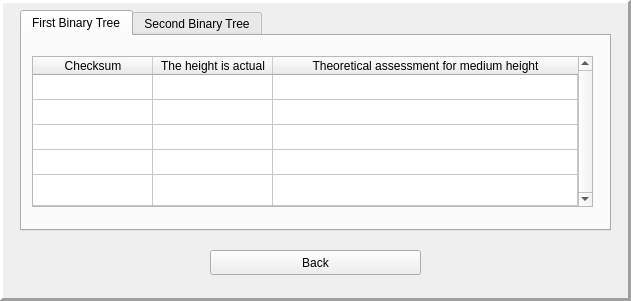
Before: the Qt Designer form Windows/WindowStatistics.ui in Falck2881/SearchAccount, drawn with Qt 5.
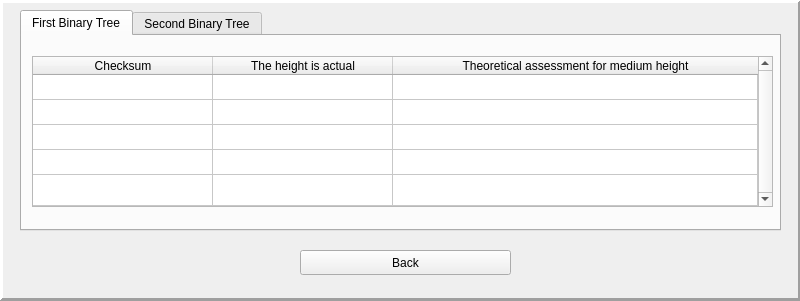
After: the same form once the commit is applied. The open tabs and pages were chosen to show the change. Icons and pictures are not drawn.

Commit message: Fixed windows Display and Statistics

Patch:
```diff
--- a/Windows/WindowStatistics.ui
+++ b/Windows/WindowStatistics.ui
@@ -6,7 +6,7 @@
    <rect>
     <x>0</x>
     <y>0</y>
-    <width>631</width>
+    <width>800</width>
     <height>301</height>
    </rect>
   </property>
@@ -18,7 +18,7 @@
   </property>
   <property name="maximumSize">
    <size>
-    <width>631</width>
+    <width>800</width>
     <height>301</height>
    </size>
   </property>
@@ -35,7 +35,7 @@
     <rect>
      <x>0</x>
      <y>0</y>
-     <width>631</width>
+     <width>801</width>
      <height>301</height>
     </rect>
    </property>
@@ -53,7 +53,7 @@
      <rect>
       <x>20</x>
       <y>10</y>
-      <width>591</width>
+      <width>761</width>
       <height>221</height>
      </rect>
     </property>
@@ -71,7 +71,7 @@
     </property>
     <property name="maximumSize">
      <size>
-      <width>591</width>
+      <width>800</width>
       <height>221</height>
      </size>
     </property>
@@ -111,7 +111,7 @@
        <rect>
         <x>10</x>
         <y>20</y>
-        <width>561</width>
+        <width>741</width>
         <height>151</height>
        </rect>
       </property>
@@ -134,7 +134,7 @@
        <bool>false</bool>
       </attribute>
       <attribute name="horizontalHeaderDefaultSectionSize">
-       <number>120</number>
+       <number>180</number>
       </attribute>
       <attribute name="horizontalHeaderHighlightSections">
        <bool>false</bool>
@@ -346,7 +346,7 @@
    <widget class="QPushButton" name="backButton">
     <property name="geometry">
      <rect>
-      <x>210</x>
+      <x>300</x>
       <y>250</y>
       <width>211</width>
       <height>25</height>
```
Left out of the diff: 6 changed lines with no effect on the pictures. The commit also changes 1 other file.
